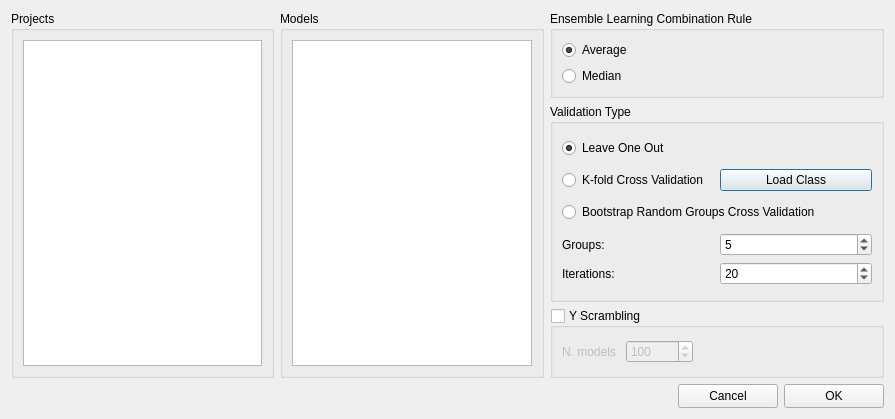
First picture: the form in src/Dialogs/ValidatorDialog.ui, repository gmrandazzo/QStudioMetrics, before the edit.
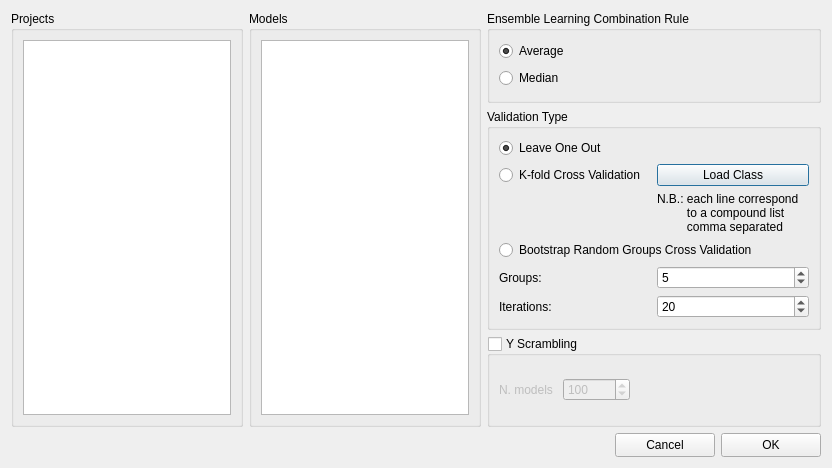
Second picture: the form after the edit.

Commit message: Fixed qplotly linking error due to an empty QPLOTLY_MOC_H generation in CMakeLists.txt; Fixed also the support to old qt5 versions (qt<5.10.0)

```diff
--- a/src/Dialogs/ValidatorDialog.ui
+++ b/src/Dialogs/ValidatorDialog.ui
@@ -9,8 +9,8 @@
    <rect>
     <x>0</x>
     <y>0</y>
-    <width>895</width>
-    <height>419</height>
+    <width>832</width>
+    <height>468</height>
    </rect>
   </property>
   <property name="sizePolicy">
@@ -156,13 +156,6 @@
       </item>
       <item row="1" column="0">
        <layout class="QGridLayout" name="gridLayout_4">
-        <item row="0" column="0">
-         <widget class="QRadioButton" name="kfoldcrossvalid">
-          <property name="text">
-           <string>K-fold Cross Validation</string>
-          </property>
-         </widget>
-        </item>
         <item row="0" column="1">
          <widget class="QPushButton" name="loadclassButton">
           <property name="text">
@@ -170,6 +163,30 @@
           </property>
          </widget>
         </item>
+        <item row="0" column="0">
+         <widget class="QRadioButton" name="kfoldcrossvalid">
+          <property name="text">
+           <string>K-fold Cross Validation</string>
+          </property>
+         </widget>
+        </item>
+        <item row="1" column="1">
+         <widget class="QLabel" name="label_2">
+          <property name="minimumSize">
+           <size>
+            <width>120</width>
+            <height>34</height>
+           </size>
+          </property>
+          <property name="text">
+           <string>&lt;!DOCTYPE HTML PUBLIC &quot;-//W3C//DTD HTML 4.0//EN&quot; &quot;http://www.w3.org/TR/REC-html40/strict.dtd&quot;&gt;
+&lt;html&gt;&lt;head&gt;&lt;meta name=&quot;qrichtext&quot; content=&quot;1&quot; /&gt;&lt;style type=&quot;text/css&quot;&gt;
+p, li { white-space: pre-wrap; }
+&lt;/style&gt;&lt;/head&gt;&lt;body style=&quot; font-family:'.SF NS Text'; font-size:13pt; font-weight:400; font-style:normal;&quot;&gt;
+&lt;p style=&quot; margin-top:12px; margin-bottom:12px; margin-left:0px; margin-right:0px; -qt-block-indent:0; text-indent:0px;&quot;&gt;&lt;span style=&quot; font-size:9pt;&quot;&gt;N.B.: each line correspond&lt;br /&gt;         to a compound list&lt;br /&gt;         comma separated&lt;/span&gt;&lt;/p&gt;&lt;/body&gt;&lt;/html&gt;</string>
+          </property>
+         </widget>
+        </item>
        </layout>
       </item>
       <item row="2" column="0">
```
The commit also changes 3 other files.
